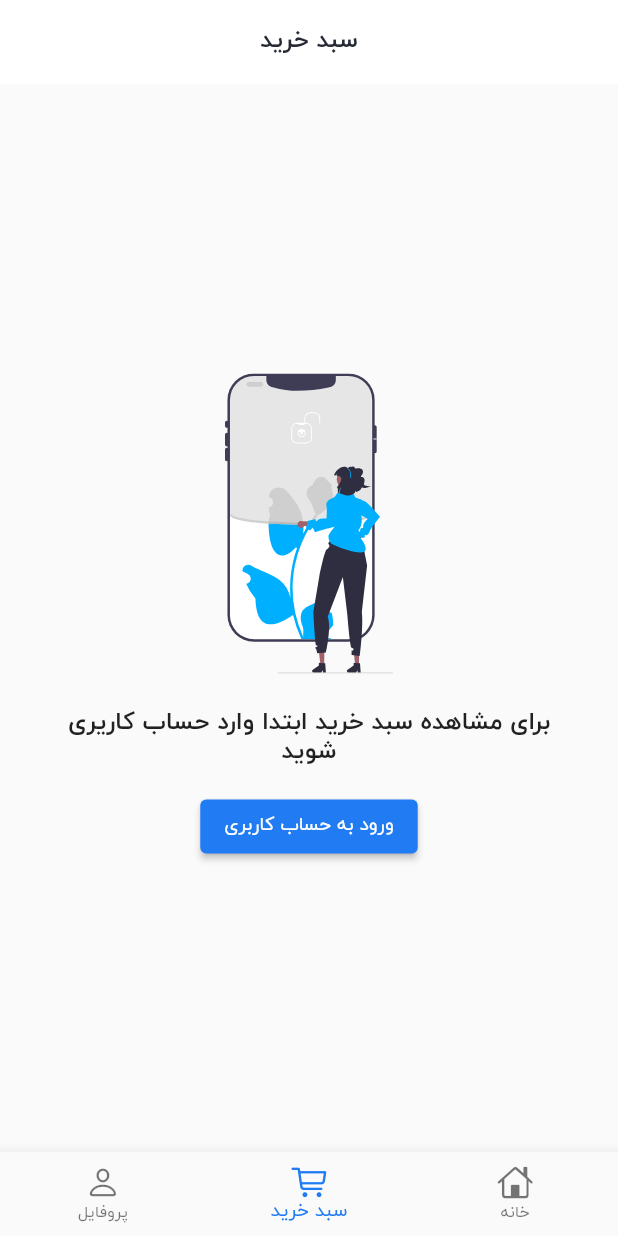
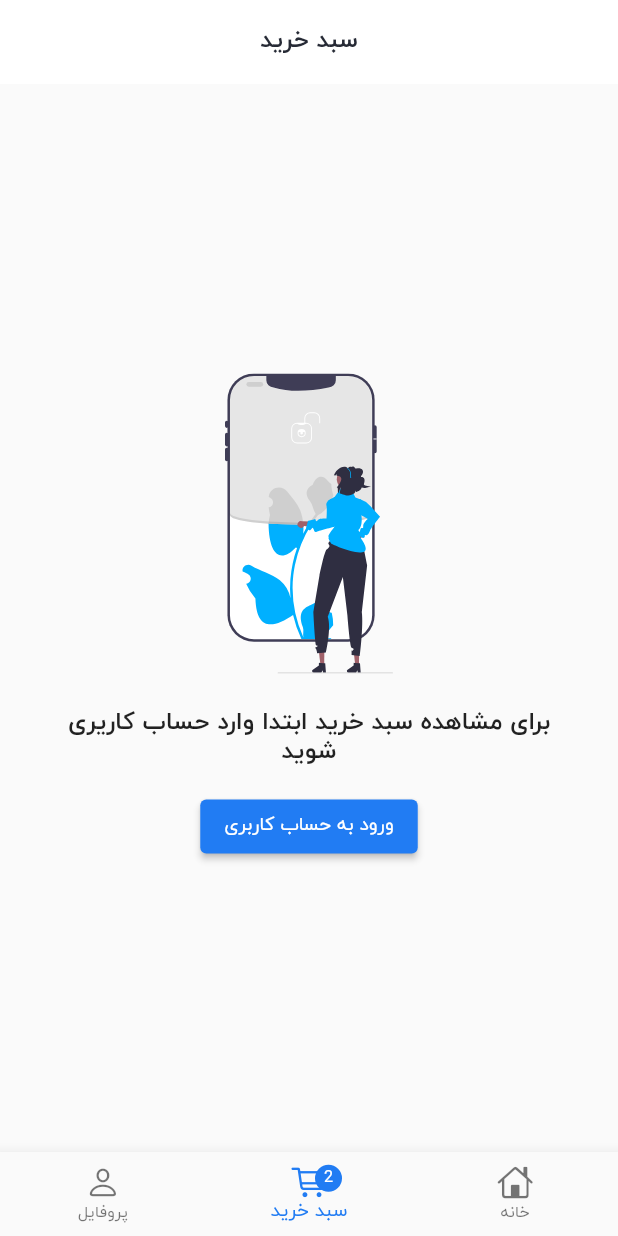
Before and after one commit to mahdinaghikhanii/nike-shop, a Flutter app: the screen it shows after launch, item 2 of the bottom bar chosen, on a phone screen of 412 x 824 dp. Run offline on Flutter 3.47's test engine with Material 2 defaults, Android fonts, the phone set to English and light mode, and no system bars; our stand-ins replace cached_network_image, dio, equatable, flutter_bloc, flutter_svg, pull_to_refresh and 2 more; network calls fail.

Commit message:
create badge for root

```diff
--- a/lib/ui/root.dart
+++ b/lib/ui/root.dart
@@ -1,5 +1,6 @@
 import 'package:flutter/cupertino.dart';
 import 'package:flutter/material.dart';
+import 'package:nike/ui/widgets/badge.dart';
 import '../data/repo/auth_repository.dart';
 import 'cart/cart.dart';
 import 'home/home.dart';
@@ -74,12 +75,19 @@ class _RootScreanState extends State<RootScrean> {
             ],
           ),
           bottomNavigationBar: BottomNavigationBar(
-            items: const [
-              BottomNavigationBarItem(
+            items: [
+              const BottomNavigationBarItem(
                   icon: Icon(CupertinoIcons.home), label: "خانه"),
               BottomNavigationBarItem(
-                  icon: Icon(CupertinoIcons.cart), label: "سبد خرید"),
-              BottomNavigationBarItem(
+                  icon: Stack(
+                    clipBehavior: Clip.none,
+                    children: const [
+                      Icon(CupertinoIcons.cart),
+                      Positioned(right: -10, child: Badge(value: 2))
+                    ],
+                  ),
+                  label: "سبد خرید"),
+              const BottomNavigationBarItem(
                   icon: Icon(CupertinoIcons.person), label: "پروفایل"),
             ],
             currentIndex: selectedScreenIndex,
--- /dev/null
+++ b/lib/ui/widgets/badge.dart
@@ -0,0 +1,22 @@
+import 'package:flutter/material.dart';
+
+class Badge extends StatelessWidget {
+  final int value;
+  const Badge({super.key, required this.value});
+
+  @override
+  Widget build(BuildContext context) {
+    return Container(
+      width: 18,
+      height: 18,
+      alignment: Alignment.center,
+      decoration: BoxDecoration(
+          shape: BoxShape.circle, color: Theme.of(context).colorScheme.primary),
+      child: Text(
+        value.toString(),
+        style: TextStyle(
+            color: Theme.of(context).colorScheme.onPrimary, fontSize: 12),
+      ),
+    );
+  }
+}
```
